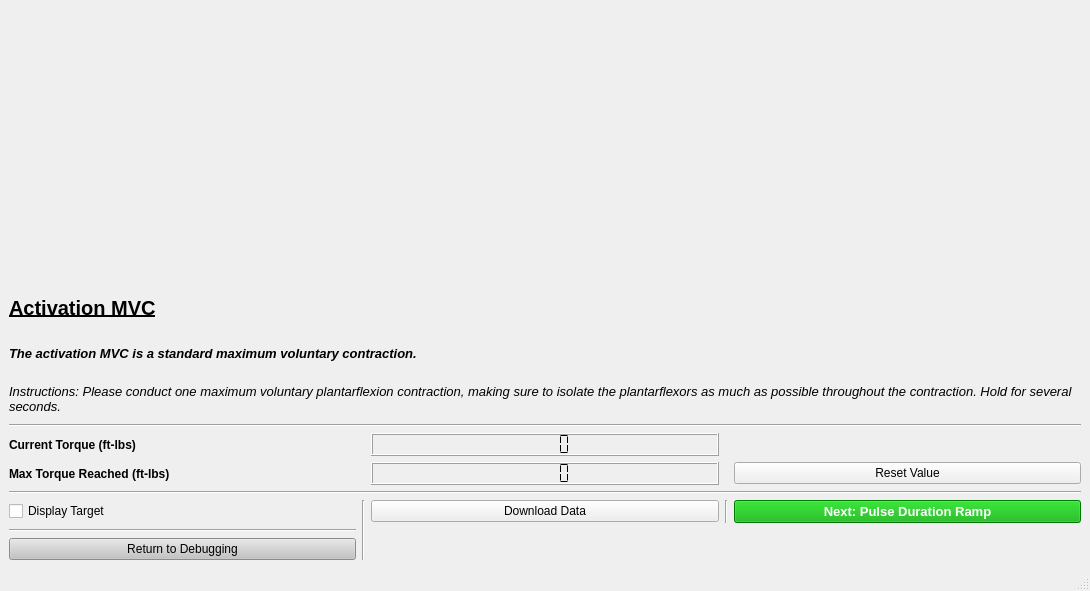
First picture: the form in resources/_CD_GUI_ActivationMVC_Formed_Clinician.ui, repository jontalvarez/central-drive, before the edit.
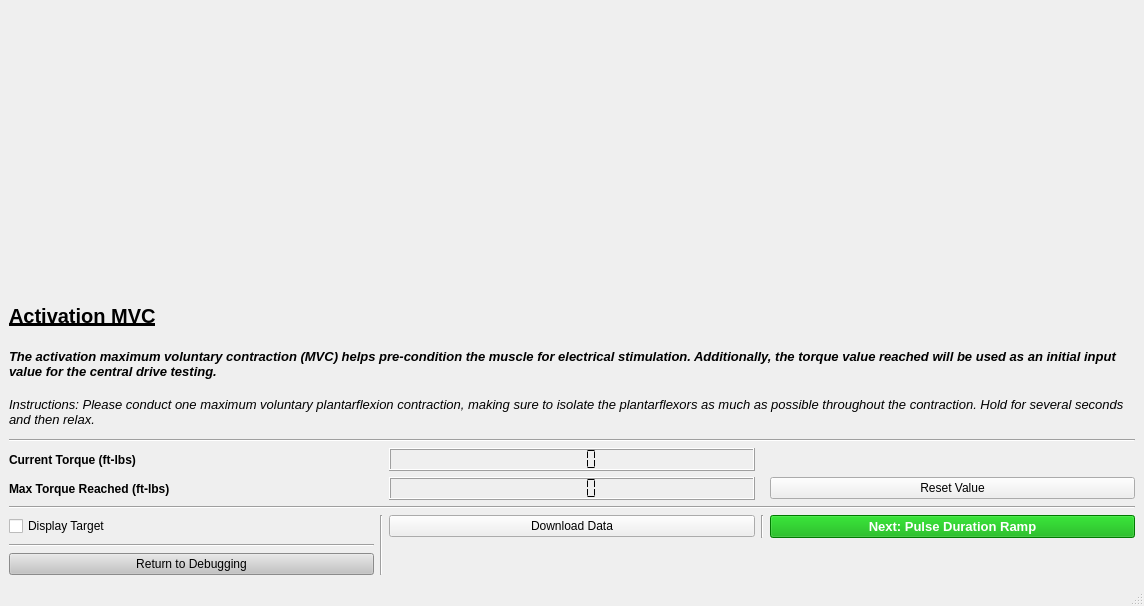
Second picture: the form after the edit.

Diff of the .ui file:
```diff
--- a/resources/_CD_GUI_ActivationMVC_Formed_Clinician.ui
+++ b/resources/_CD_GUI_ActivationMVC_Formed_Clinician.ui
@@ -6,8 +6,8 @@
    <rect>
     <x>0</x>
     <y>0</y>
-    <width>1090</width>
-    <height>591</height>
+    <width>1144</width>
+    <height>606</height>
    </rect>
   </property>
   <property name="windowTitle">
@@ -78,7 +78,7 @@
          </font>
         </property>
         <property name="text">
-         <string>Instructions: Please conduct one maximum voluntary plantarflexion contraction, making sure to isolate the plantarflexors as much as possible throughout the contraction. Hold for several seconds.</string>
+         <string>Instructions: Please conduct one maximum voluntary plantarflexion contraction, making sure to isolate the plantarflexors as much as possible throughout the contraction. Hold for several seconds and then relax.</string>
         </property>
         <property name="wordWrap">
          <bool>true</bool>
@@ -202,6 +202,12 @@
       </item>
       <item row="2" column="0" colspan="5">
        <widget class="QLabel" name="label">
+        <property name="sizePolicy">
+         <sizepolicy hsizetype="Preferred" vsizetype="Preferred">
+          <horstretch>0</horstretch>
+          <verstretch>0</verstretch>
+         </sizepolicy>
+        </property>
         <property name="font">
          <font>
           <pointsize>10</pointsize>
@@ -214,7 +220,7 @@
          <string notr="true"/>
         </property>
         <property name="text">
-         <string>The activation MVC is a standard maximum voluntary contraction. </string>
+         <string>The activation maximum voluntary contraction (MVC) helps pre-condition the muscle for electrical stimulation. Additionally, the torque value reached will be used as an initial input value for the central drive testing.</string>
         </property>
         <property name="wordWrap">
          <bool>true</bool>
```
Left out of the diff: 2 changed lines with no effect on the pictures.
